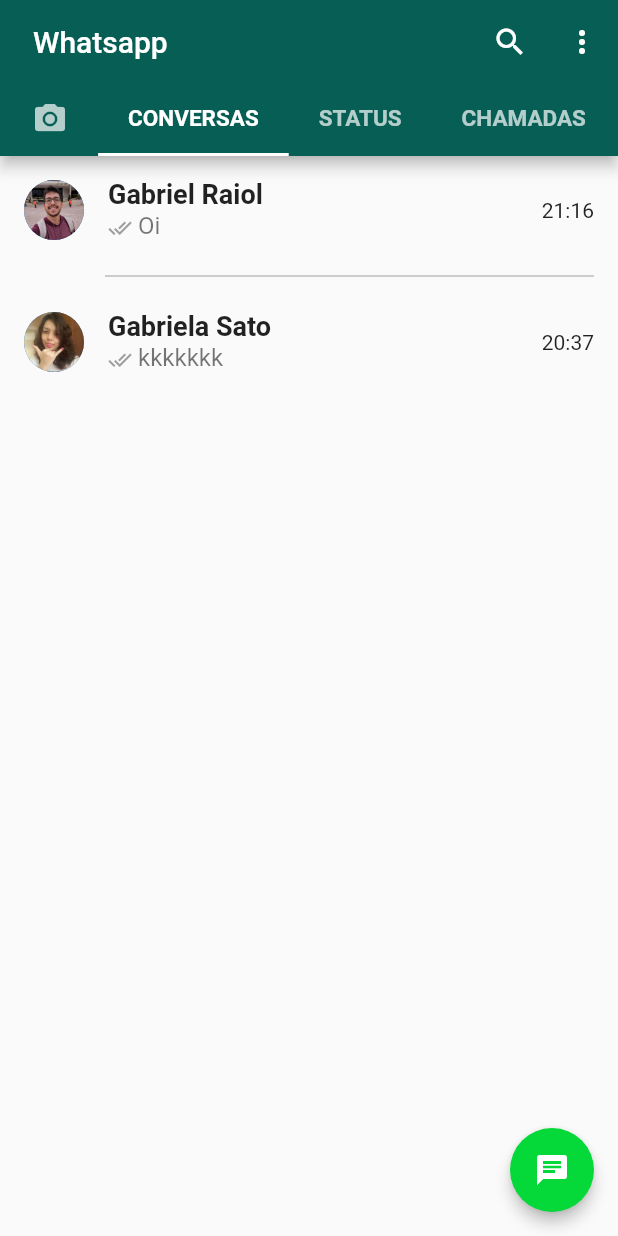
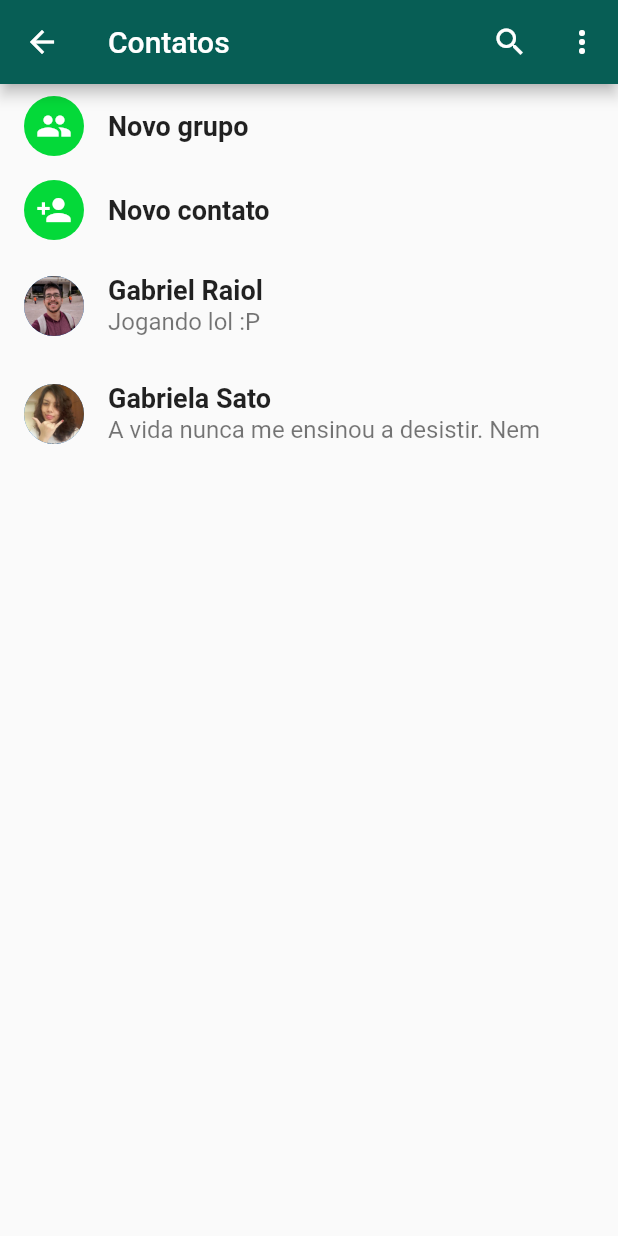
Before and after one commit to gabiSato/whatsapp_clone_flutter, a Flutter app: the screen it shows after launch, after a tap on the "chat" icon, on a phone screen of 412 x 824 dp. Run offline on Flutter 3.47's test engine with Material 2 defaults, Android fonts, the phone set to English and light mode, and no system bars.

Commit message:
contacts screen and calls view

```diff
--- /dev/null
+++ b/lib/contacts_data.dart
@@ -0,0 +1,17 @@
+final List<Map> contactsData = [
+  {
+    "image": "images/1.jpg",
+    "name": "Gabriel Raiol",
+    "message": "Oi",
+    "hour": "21:16",
+    "status": "Jogando lol :P"
+  },
+  {
+    "image": "images/2.jpg",
+    "name": "Gabriela Sato",
+    "message": "kkkkkkk",
+    "hour": "20:37",
+    "status":
+        "A vida nunca me ensinou a desistir. Nem ganhar, nem perder, mas procurar evoluir."
+  }
+];
--- /dev/null
+++ b/lib/screens/calls_view.dart
@@ -0,0 +1,36 @@
+import 'package:flutter/material.dart';
+
+class CallsView extends StatelessWidget {
+  @override
+  Widget build(BuildContext context) {
+    return Container(
+      alignment: Alignment.center,
+      padding: const EdgeInsets.symmetric(horizontal: 40),
+      child: RichText(
+        textAlign: TextAlign.center,
+        text: TextSpan(
+          style: TextStyle(
+            color: Colors.grey,
+            fontSize: 18,
+            fontWeight: FontWeight.w600,
+          ),
+          children: [
+            TextSpan(
+                text:
+                    'Para começar a fazer chamadas para contatos que possuem Whatsapp, toque em'),
+            WidgetSpan(
+              child: Padding(
+                padding: const EdgeInsets.symmetric(horizontal: 6),
+                child: Icon(
+                  Icons.add_call,
+                  color: Colors.grey,
+                ),
+              ),
+            ),
+            TextSpan(text: 'na parte inferiorda tela.')
+          ],
+        ),
+      ),
+    );
+  }
+}
--- a/lib/screens/chat_view.dart
+++ b/lib/screens/chat_view.dart
@@ -1,22 +1,8 @@
 import 'package:flutter/material.dart';
+import 'package:whatsapp_clone_flutter/contacts_data.dart';
 import 'package:whatsapp_clone_flutter/widgets/chat_item.dart';
 
 class ChatView extends StatelessWidget {
-  final List<Map> _chatData = [
-    {
-      "image": "images/1.jpg",
-      "name": "Gabriel Raiol",
-      "message": "Oi",
-      "hour": "21:16"
-    },
-    {
-      "image": "images/2.jpg",
-      "name": "Gabriela Sato",
-      "message": "kkkkkkk",
-      "hour": "20:37"
-    }
-  ];
-
   @override
   Widget build(BuildContext context) {
     return ListView.separated(
@@ -30,10 +16,10 @@ class ChatView extends StatelessWidget {
       },
       itemBuilder: (BuildContext context, int index) {
         return ChatItem(
-          imagePath: _chatData[index]["image"],
-          contactName: _chatData[index]["name"],
-          lastMessage: _chatData[index]["message"],
-          lastMessageHour: _chatData[index]["hour"],
+          imagePath: contactsData[index]["image"],
+          contactName: contactsData[index]["name"],
+          lastMessage: contactsData[index]["message"],
+          lastMessageHour: contactsData[index]["hour"],
         );
       },
     );
--- /dev/null
+++ b/lib/screens/contacts_screen.dart
@@ -0,0 +1,101 @@
+import 'package:flutter/material.dart';
+import 'package:whatsapp_clone_flutter/contacts_data.dart';
+
+class ContactsScreen extends StatelessWidget {
+  @override
+  Widget build(BuildContext context) {
+    return Scaffold(
+      appBar: AppBar(
+        title: Text('Contatos'),
+        actions: <Widget>[
+          IconButton(
+            icon: Icon(Icons.search),
+            onPressed: () {},
+          ),
+          PopupMenuButton(
+            itemBuilder: (BuildContext context) => <PopupMenuEntry>[
+              const PopupMenuItem(child: Text('Convidar um amigo')),
+              const PopupMenuItem(child: Text('Contatos')),
+              const PopupMenuItem(child: Text('Atualizar')),
+              const PopupMenuItem(child: Text('Ajuda')),
+            ],
+          )
+        ],
+      ),
+      body: ListView(
+        children: <Widget>[
+          ListTile(
+            leading: CircleAvatar(
+              child: Icon(
+                Icons.people,
+                color: Colors.white,
+              ),
+              backgroundColor: Color.fromRGBO(4, 217, 57, 1),
+            ),
+            title: Text(
+              'Novo grupo',
+              style: TextStyle(
+                fontSize: 18,
+                fontWeight: FontWeight.bold,
+              ),
+            ),
+          ),
+          ListTile(
+            leading: CircleAvatar(
+              child: Icon(
+                Icons.person_add,
+                color: Colors.white,
+              ),
+              backgroundColor: Color.fromRGBO(4, 217, 57, 1),
+            ),
+            title: Text(
+              'Novo contato',
+              style: TextStyle(
+                fontSize: 18,
+                fontWeight: FontWeight.bold,
+              ),
+            ),
+          ),
+          ListTile(
+            leading: CircleAvatar(
+              backgroundImage: ExactAssetImage(contactsData[0]["image"]),
+            ),
+            title: Text(
+              contactsData[0]["name"],
+              style: TextStyle(
+                fontSize: 18,
+                fontWeight: FontWeight.bold,
+              ),
+            ),
+            subtitle: Text(
+              contactsData[0]["status"],
+              style: TextStyle(
+                fontSize: 16,
+              ),
+            ),
+          ),
+          ListTile(
+            leading: CircleAvatar(
+              backgroundImage: ExactAssetImage(contactsData[1]["image"]),
+            ),
+            title: Text(
+              contactsData[1]["name"],
+              maxLines: 1,
+              style: TextStyle(
+                fontSize: 18,
+                fontWeight: FontWeight.bold,
+              ),
+            ),
+            subtitle: Text(
+              contactsData[1]["status"],
+              maxLines: 1,
+              style: TextStyle(
+                fontSize: 16,
+              ),
+            ),
+          ),
+        ],
+      ),
+    );
+  }
+}
--- a/lib/screens/home_screen.dart
+++ b/lib/screens/home_screen.dart
@@ -1,5 +1,7 @@
 import 'package:flutter/material.dart';
+import 'package:whatsapp_clone_flutter/screens/calls_view.dart';
 import 'package:whatsapp_clone_flutter/screens/chat_view.dart';
+import 'package:whatsapp_clone_flutter/screens/contacts_screen.dart';
 import 'package:whatsapp_clone_flutter/widgets/tab_item.dart';
 
 class HomeScreen extends StatelessWidget {
@@ -48,13 +50,16 @@ class HomeScreen extends StatelessWidget {
           Container(),
           ChatView(),
           Container(),
-          Container(),
+          CallsView(),
         ]),
         floatingActionButton: FloatingActionButton(
           elevation: 4,
           child: Icon(Icons.chat),
           backgroundColor: Color.fromRGBO(4, 217, 57, 1),
-          onPressed: () => {},
+          onPressed: () {
+            Navigator.of(context).push(
+                MaterialPageRoute(builder: (context) => ContactsScreen()));
+          },
         ),
       ),
     );
```
